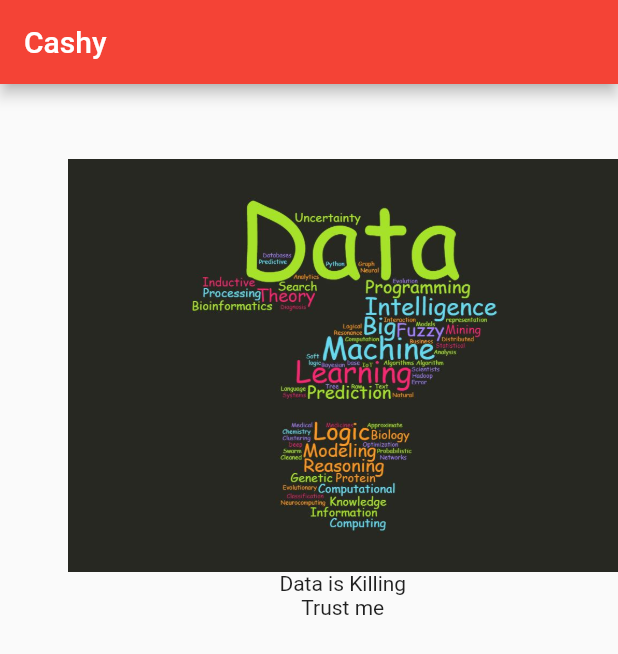
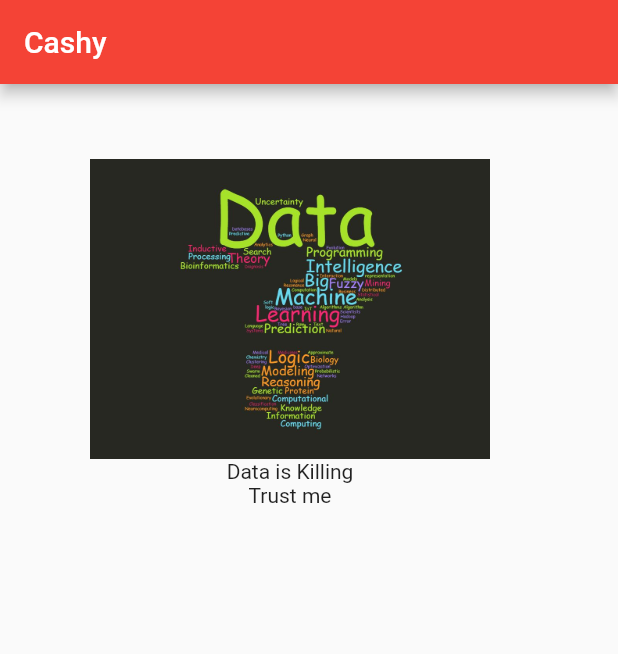
Before and after one commit to aprxty3/ReLearn, a Flutter app: the screen it shows after launch, on a phone screen of 412 x 824 dp. Shown: the top 654 px of the screen. Run offline on Flutter 3.47's test engine with Material 2 defaults, Android fonts, the light colour scheme and no system bars.

Commit message:
margin padding

```diff
--- a/lib/main.dart
+++ b/lib/main.dart
@@ -24,7 +24,7 @@ class MyApp extends StatelessWidget {
           body: SafeArea(
             child: Container(
                 margin: const EdgeInsets.only(
-                  left: 45.0,
+                  left: 60.0,
                   top: 0,
                   right: 0,
                   bottom: 0,
@@ -40,6 +40,7 @@ class MyApp extends StatelessWidget {
                   children: <Widget>[
                     const Image(
                       image: AssetImage('assets/images/data.jpg'),
+                      height: 200,
                     ),
                     const Text("Data is Killing"),
                     const Text("Trust me")
```
